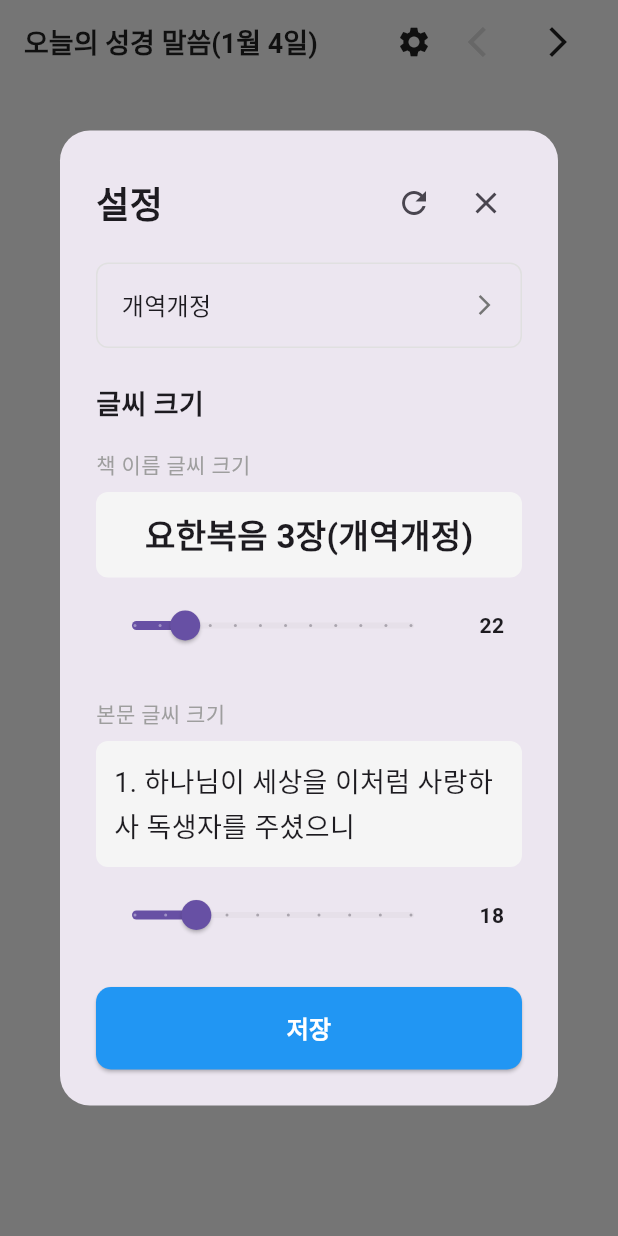
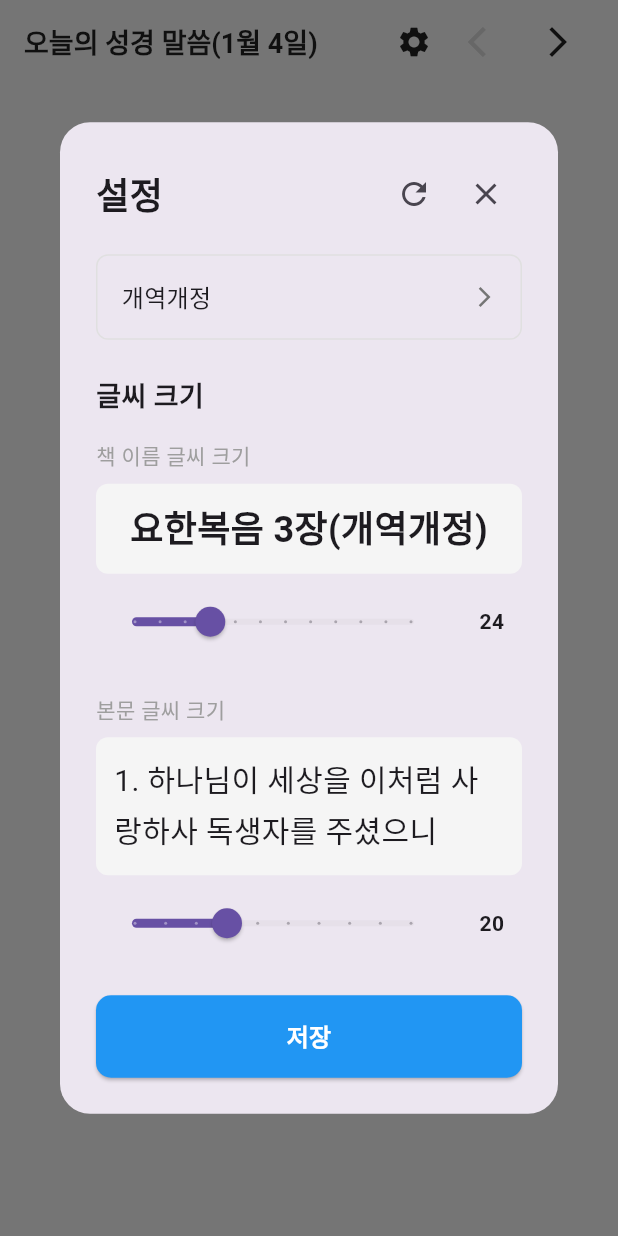
Before and after one commit to RnBly/proclaim-app, a Flutter app: the screen it shows after launch, after a tap on the "settings" icon, on a phone screen of 412 x 824 dp. Run offline on Flutter 3.47's test engine with Material 3 defaults, Android fonts, the phone set to English and light mode, and no system bars; our stand-ins replace cloud_firestore, firebase_auth, firebase_core, google_sign_in, shared_preferences; missing offline and left inert: dart:js, excel; accounts and stored records are empty; statements that could not run were skipped.

Commit message:
Line Fix

```diff
--- a/lib/services/preferences_service.dart
+++ b/lib/services/preferences_service.dart
@@ -67,10 +67,10 @@ class PreferencesService {
   // 설정이 저장되지 않았을 때 사용할 기본값
 
   /// 제목 기본 폰트 크기 (22.0)
-  static const double defaultTitleSize = 22.0;
+  static const double defaultTitleSize = 24.0;
 
   /// 본문 기본 폰트 크기 (18.0)
-  static const double defaultBodySize = 18.0;
+  static const double defaultBodySize = 20.0;
 
   /// 번역 기본 설정 (한글)
   /// 'korean', 'esv', 'compare' 중 하나
--- a/lib/widgets/bible_page.dart
+++ b/lib/widgets/bible_page.dart
@@ -217,7 +217,7 @@ class _BiblePageState extends State<BiblePage> {
             ? () => widget.onMeditationView?.call(verse.book, verse.chapter, verse.verseNumber)
             : null,
         child: Container(
-          margin: const EdgeInsets.only(bottom: 8),
+          margin: const EdgeInsets.only(bottom: 2),
           padding: const EdgeInsets.all(12),
           decoration: BoxDecoration(
             color: isSelected
@@ -378,7 +378,7 @@ class _BiblePageState extends State<BiblePage> {
             ? () => widget.onMeditationView?.call(reading.book, verse.chapter, verse.verseNumber)
             : null,
         child: Container(
-          margin: const EdgeInsets.only(bottom: 8),
+          margin: const EdgeInsets.only(bottom: 2),
           padding: const EdgeInsets.all(12),
           decoration: BoxDecoration(
             color: isSelected
@@ -489,7 +489,7 @@ class _BiblePageState extends State<BiblePage> {
               ),
             ),
             Padding(
-              padding: const EdgeInsets.only(bottom: 20),
+              padding: const EdgeInsets.only(bottom: 15),
               child: Text(
                 '${reading.fullNameEng} ${_getChapterText(reading.bookEng, chapter, isEnglish: true)}',
                 style: TextStyle(
--- a/lib/widgets/settings_dialog.dart
+++ b/lib/widgets/settings_dialog.dart
@@ -42,8 +42,8 @@ class _SettingsDialogState extends State<SettingsDialog> {
   final AuthService _authService = AuthService();
 
   // 기본값
-  static const double DEFAULT_TITLE_SIZE = 22.0;
-  static const double DEFAULT_BODY_SIZE = 18.0;
+  static const double DEFAULT_TITLE_SIZE = 24.0;
+  static const double DEFAULT_BODY_SIZE = 20.0;
 
   // 범위 수정!
   static const double MIN_TITLE_SIZE = 18.0;
```
